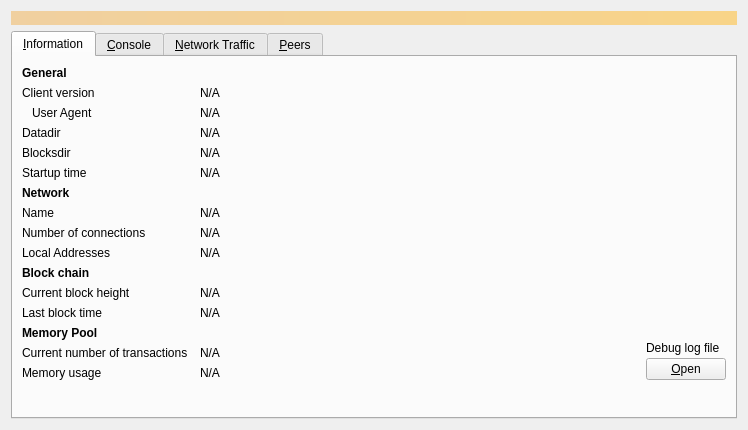
The window that src/qt/forms/debugwindow.ui (nicolasspzh/velincoin) describes before a commit, drawn with Qt 5.
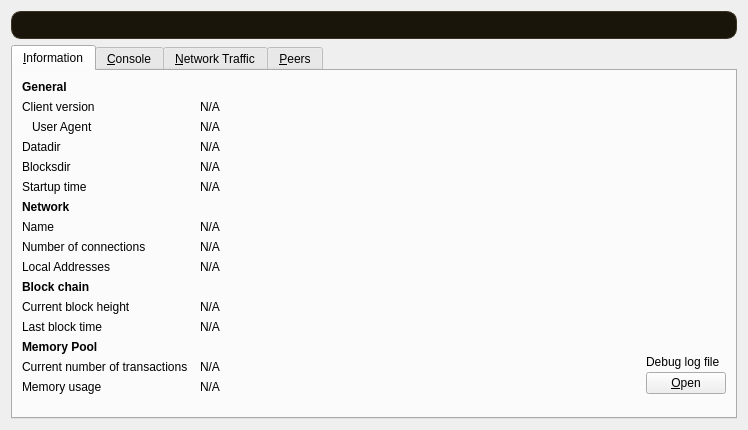
The same window after the commit. Icons and pictures are not drawn. Custom widgets are drawn as their Qt base class.

```diff
--- a/src/qt/forms/debugwindow.ui
+++ b/src/qt/forms/debugwindow.ui
@@ -20,7 +20,7 @@
       <bool>false</bool>
      </property>
      <property name="styleSheet">
-      <string notr="true">QLabel { background-color: qlineargradient(x1: 0, y1: 0, x2: 1, y2: 0, stop:0 #F0D0A0, stop:1 #F8D488); color:#000000; }</string>
+      <string notr="true">QLabel { background: #19150b; color: #fde68a; border: 1px solid #3a3220; border-radius: 10px; padding: 6px 10px; }</string>
      </property>
      <property name="wordWrap">
       <bool>true</bool>
```
